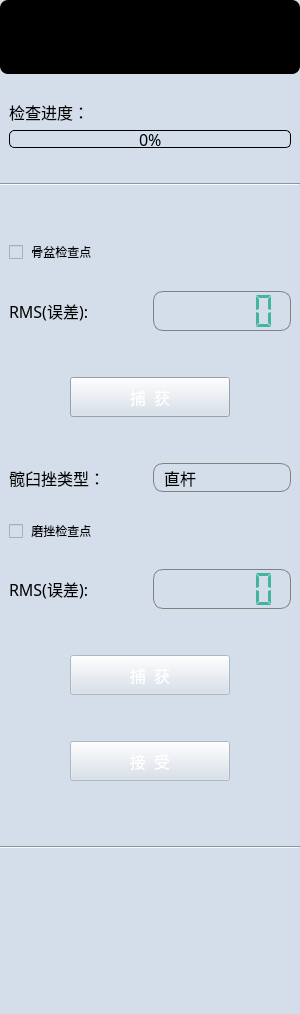
zhaomengxiao/LancetMITK-Adition, file Plugins/org.mitk.lancet.contusionaccuracy/src/internal/QContusionAccuracyControls.ui: the form before one commit.
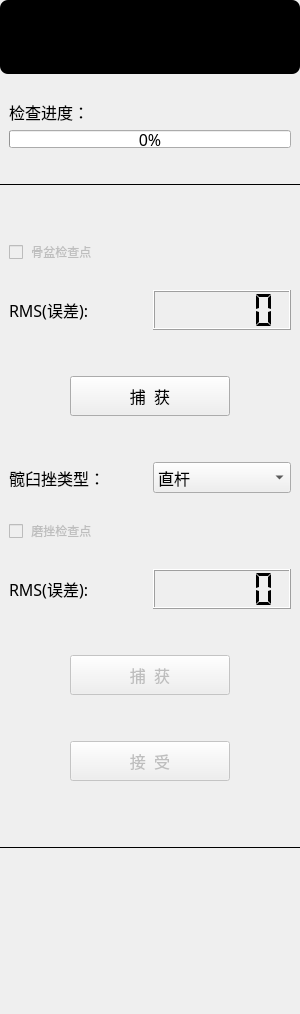
The form after the commit. Icons and pictures are not drawn.

What changed in the file:
```diff
--- a/Plugins/org.mitk.lancet.contusionaccuracy/src/internal/QContusionAccuracyControls.ui
+++ b/Plugins/org.mitk.lancet.contusionaccuracy/src/internal/QContusionAccuracyControls.ui
@@ -32,7 +32,7 @@
    <string>硬件准备</string>
   </property>
   <property name="styleSheet">
-   <string notr="true">background:#d4deea;</string>
+   <string notr="true"/>
   </property>
   <property name="currentIndex" stdset="0">
    <number>0</number>
@@ -136,29 +136,7 @@
          </font>
         </property>
         <property name="styleSheet">
-         <string notr="true">QProgressBar {
-	/* 外边框 */
-	border:1px solid black;
-	
-	/* 倒角 */
-	border-radius:5px;
-	
-	background-image: url(:/org.mitk.lancet.contusionaccuracy/image/scrool.png);
-	/* 字体对齐方式 */
-	text-align:center;
-}
-
-/* 进度条 */
-QProgressBar::chunk {
-	/* 颜色 */
-	background-color:rgb(0, 183, 138);
-	
-	/* 步进距离 */
-	width:5px;
-	
-	/* 进度条中间空白区域宽度 */
-	margin:1px;
-}</string>
+         <string notr="true"/>
         </property>
         <property name="value">
          <number>0</number>
@@ -189,8 +167,10 @@
        </size>
       </property>
       <property name="styleSheet">
-       <string notr="true">border-image: url(:/org.mitk.lancet.contusionaccuracy/image/fenge.png);
-</string>
+       <string notr="true"/>
+      </property>
+      <property name="frameShadow">
+       <enum>QFrame::Plain</enum>
       </property>
       <property name="orientation">
        <enum>Qt::Horizontal</enum>
@@ -224,14 +204,7 @@
          <bool>false</bool>
         </property>
         <property name="styleSheet">
-         <string notr="true">QCheckBox::indicator:unchecked {image: url(:/org.mitk.lancet.contusionaccuracy/image/radio.png);}
-QCheckBox{
-	font: 18px &quot;黑体&quot;;
-    color:black;
-}
-QCheckBox::indicator:hover {image: url(:/org.mitk.lancet.contusionaccuracy/image/radio_on.png);}
-QCheckBox::indicator:checked {image: url(:/org.mitk.lancet.contusionaccuracy/image/radio_success.png);}
-</string>
+         <string notr="true"/>
         </property>
         <property name="text">
          <string> 骨盆检查点</string>
@@ -283,10 +256,7 @@
          </size>
         </property>
         <property name="styleSheet">
-         <string notr="true">color: rgb(66, 181, 158);
-border: 1px solid gray;
-border-image: url(:/org.mitk.lancet.contusionaccuracy/image/value.png);
-border-radius: 10px;</string>
+         <string notr="true"/>
         </property>
         <property name="smallDecimalPoint">
          <bool>true</bool>
@@ -344,24 +314,7 @@
          </font>
         </property>
         <property name="styleSheet">
-         <string notr="true">QPushButton{
-	border-image: url(:/org.mitk.lancet.contusionaccuracy/image/default.png);
-	color:white;
-}
-QPushButton::hover
-{
-	border-image: url(:/org.mitk.lancet.contusionaccuracy/image/on.png);
-	color:balck;
-}
-QPushButton::disabled
-{
-	border-image: url(:/org.mitk.lancet.contusionaccuracy/image/disabled.png);	
-	color: rgb(153, 153, 153);
-}
-QPushButton::pressed { 
-	padding-left:6px;
-	padding-top:6px;
-}</string>
+         <string notr="true"/>
         </property>
         <property name="text">
          <string>捕  获</string>
@@ -432,21 +385,7 @@
          </font>
         </property>
         <property name="styleSheet">
-         <string notr="true">QComboBox {
-    border: 1px solid gray;
-    border-radius: 10px;
-    padding: 1px 0px 1px 10px; 
-}
-QComboBox::drop-down{
-    subcontrol-origin: padding;
-    subcontrol-position: top right;
-    border-right-width: 0px;
-    border-left-color: darkgray;	
-}
-QComboBox::down-arrow {    
-	image: url(:/org.mitk.lancet.contusionaccuracy/login/down1.png);
-}
-</string>
+         <string notr="true"/>
         </property>
         <item>
          <property name="text">
@@ -495,14 +434,7 @@
          </sizepolicy>
         </property>
         <property name="styleSheet">
-         <string notr="true">QCheckBox::indicator:unchecked {image: url(:/org.mitk.lancet.contusionaccuracy/image/radio.png);}
-QCheckBox{
-	font: 18px &quot;黑体&quot;;
-    color:black;
-}
-QCheckBox::indicator:hover {image: url(:/org.mitk.lancet.contusionaccuracy/image/radio_on.png);}
-QCheckBox::indicator:checked {image: url(:/org.mitk.lancet.contusionaccuracy/image/radio_success.png);}
-</string>
+         <string notr="true"/>
         </property>
         <property name="text">
          <string> 磨挫检查点</string>
@@ -554,10 +486,7 @@
          </size>
         </property>
         <property name="styleSheet">
-         <string notr="true">color: rgb(66, 181, 158);
-border: 1px solid gray;
-border-image: url(:/org.mitk.lancet.contusionaccuracy/image/value.png);
-border-radius: 10px;</string>
+         <string notr="true"/>
         </property>
         <property name="smallDecimalPoint">
          <bool>true</bool>
@@ -618,24 +547,7 @@
          </font>
         </property>
         <property name="styleSheet">
-         <string notr="true">QPushButton{
-	border-image: url(:/org.mitk.lancet.contusionaccuracy/image/default.png);
-	color:white;
-}
-QPushButton::hover
-{
-	border-image: url(:/org.mitk.lancet.contusionaccuracy/image/on.png);
-	color:balck;
-}
-QPushButton::disabled
-{
-	border-image: url(:/org.mitk.lancet.contusionaccuracy/image/disabled.png);	
-	color: rgb(153, 153, 153);
-}
-QPushButton::pressed { 
-	padding-left:6px;
-	padding-top:6px;
-}</string>
+         <string notr="true"/>
         </property>
         <property name="text">
          <string>捕  获</string>
@@ -703,20 +615,7 @@
          </font>
         </property>
         <property name="styleSheet">
-         <string notr="true">QPushButton{
-	border-image: url(:/org.mitk.lancet.contusionaccuracy/image/default.png);
-	color:white;
-}
-QPushButton::hover
-{
-	border-image: url(:/org.mitk.lancet.contusionaccuracy/image/on.png);
-	color:balck;
-}
-QPushButton::disabled
-{
-	border-image: url(:/org.mitk.lancet.contusionaccuracy/image/disabled.png);	
-	color: rgb(153, 153, 153);
-}</string>
+         <string notr="true"/>
         </property>
         <property name="text">
          <string>接  受</string>
@@ -766,8 +665,10 @@
        </size>
       </property>
       <property name="styleSheet">
-       <string notr="true">border-image: url(:/org.mitk.lancet.contusionaccuracy/image/fenge.png);
-</string>
+       <string notr="true"/>
+      </property>
+      <property name="frameShadow">
+       <enum>QFrame::Plain</enum>
       </property>
       <property name="orientation">
        <enum>Qt::Horizontal</enum>
```
Left out of the diff: 4 changed lines with no effect on the pictures.
